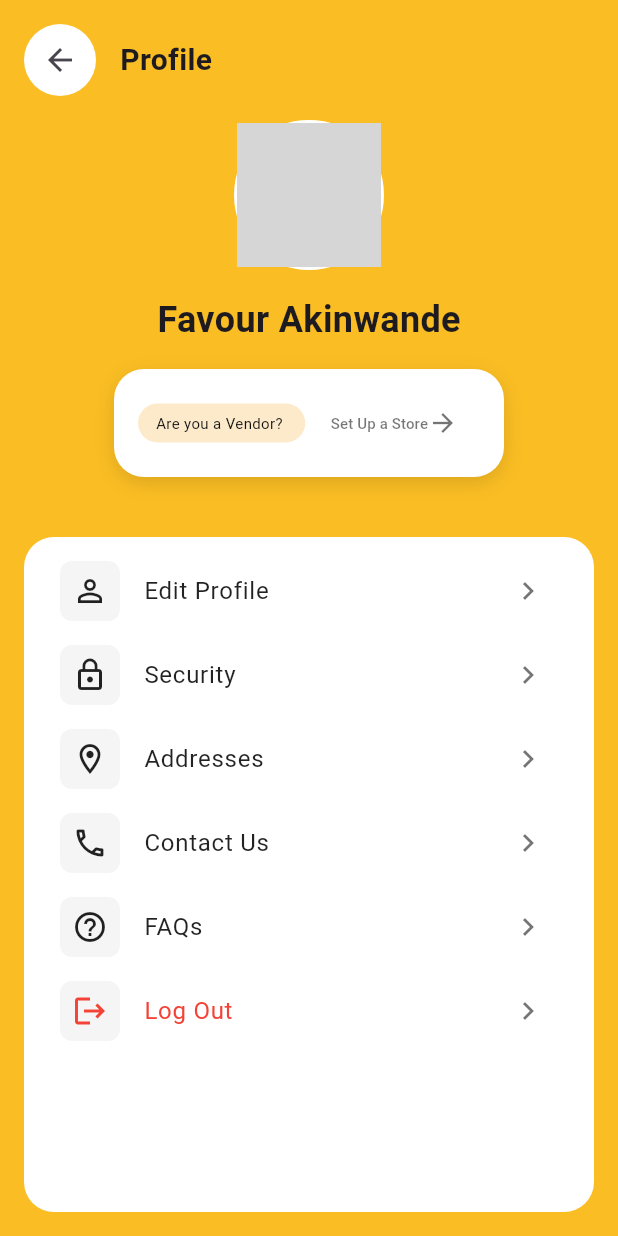
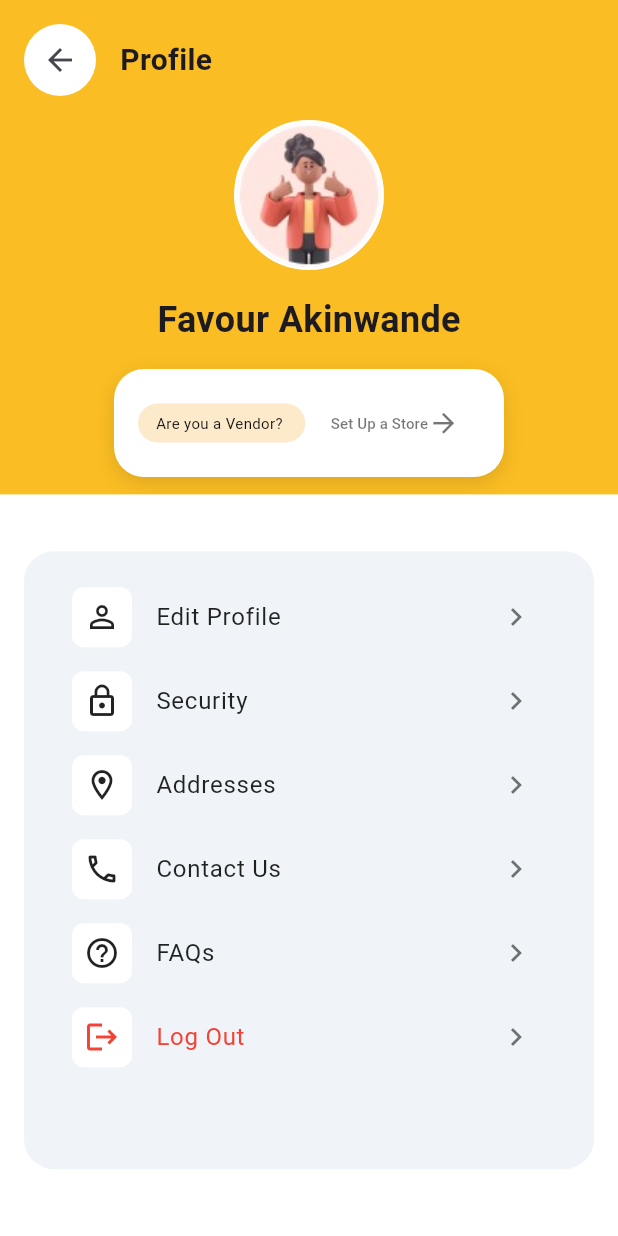
Before and after one commit to eobolo/CAMPUS_CART_MOBILE_APP_GROUP_10, a Flutter app: the ProfileScreen screen opened directly, on a phone screen of 412 x 824 dp. Run offline on Flutter 3.47's test engine with Material 3 defaults, Android fonts, the phone set to English and light mode, and no system bars; our stand-ins replace cloud_functions, firebase_auth, firebase_core, firebase_database, get, intl_phone_field and 1 more; accounts and stored records are empty; grey boxes are pictures that could not be loaded.

Commit message:
User Profile

```diff
--- a/campus_cart/lib/Profile/user_profile.dart
+++ b/campus_cart/lib/Profile/user_profile.dart
@@ -1,6 +1,5 @@
 import 'package:flutter/material.dart';
 
-// Main function that runs the app
 void main() {
   runApp(const MyApp());
 }
@@ -18,18 +17,17 @@ class MyApp extends StatelessWidget {
   }
 }
 
-// Your ProfileScreen widget code here
+// ProfileScreen widget code
 class ProfileScreen extends StatelessWidget {
   const ProfileScreen({super.key});
 
   @override
   Widget build(BuildContext context) {
     return Scaffold(
-      backgroundColor: const Color(0xFFFABD23), // Yellow background
+      backgroundColor: const Color(0xFFFABD23),
       body: SafeArea(
         child: Column(
           children: [
-            // Header with back button and title
             Padding(
               padding: const EdgeInsets.all(16.0),
               child: Row(
@@ -69,7 +67,7 @@ class ProfileScreen extends StatelessWidget {
                   ),
                   child: ClipOval(
                     child: Image.asset(
-                      'images/pics1.jpg', // Correct path to the local image asset
+                      'assets/images/pics1.jpg',
                       fit: BoxFit.cover,
                     ),
                   ),
@@ -88,41 +86,41 @@ class ProfileScreen extends StatelessWidget {
 
             // Store Status Box
             Container(
-              width: 260, // Define the width of the box
-              margin: const EdgeInsets.symmetric(horizontal: 16), // Add margin for spacing
-              padding: const EdgeInsets.symmetric(horizontal: 16, vertical: 12), // Padding inside the box
+              width: 260,
+              margin: const EdgeInsets.symmetric(horizontal: 16),
+              padding: const EdgeInsets.symmetric(horizontal: 16, vertical: 12),
               decoration: BoxDecoration(
-                color: Colors.white, // White background for the container
-                borderRadius: BorderRadius.circular(20), // Rounded corners
+                color: Colors.white,
+                borderRadius: BorderRadius.circular(20),
                 boxShadow: const [
                   BoxShadow(
                     color: Colors.black12,
                     blurRadius: 10,
-                    offset: Offset(0, 4), // Shadow effect for the box
+                    offset: Offset(0, 4),
                   ),
                 ],
               ),
               child: Row(
-                mainAxisAlignment: MainAxisAlignment.spaceBetween, // Align start to reduce space
+                mainAxisAlignment: MainAxisAlignment.spaceBetween,
                 children: [
                   Expanded(
                     child: Container(
                       padding: const EdgeInsets.symmetric(horizontal: 12, vertical: 6),
                       decoration: BoxDecoration(
-                        color: const Color(0xFFFDEACB), // reddish background
+                        color: const Color(0xFFFDEACB),
                         borderRadius: BorderRadius.circular(20),
                       ),
                       child: const Text(
                         'Are you a Vendor?',
                         style: TextStyle(
-                          color: Color.fromARGB(255, 16, 16, 16), // Dark text color
+                          color: Color.fromARGB(255, 16, 16, 16),
                           fontSize: 10,
                         ),
-                        overflow: TextOverflow.ellipsis, // Prevent overflow
+                        overflow: TextOverflow.ellipsis,
                       ),
                     ),
                   ),
-                  const SizedBox(width: 5), // Space between the two elements
+                  const SizedBox(width: 5),
                   Flexible(
                     child: TextButton(
                       onPressed: () {
@@ -136,11 +134,11 @@ class ProfileScreen extends StatelessWidget {
                               color: Colors.black54,
                               fontSize: 10,
                             ),
-                            overflow: TextOverflow.ellipsis, // Prevent overflow
+                            overflow: TextOverflow.ellipsis,
                           ),
                           Icon(
                             Icons.arrow_forward,
-                            size: 20,
+                            size: 21,
                             color: Colors.black54,
                           ),
                         ],
@@ -151,18 +149,36 @@ class ProfileScreen extends StatelessWidget {
               ),
             ),
 
-            const SizedBox(height: 24),
+            // Expanded section with white background and inner container
+            Expanded(
+              child: Stack(
+                alignment: Alignment.topCenter,
+                children: [
+                  Align(
+                    alignment: Alignment.bottomCenter,
+                    child: Container(
+                      height: MediaQuery.of(context).size.height * 0.6,
+                      width: double.infinity,
+                      decoration: const BoxDecoration(
+                        color: Colors.white, // White background
+                        borderRadius: BorderRadius.zero,
+                      ),
+                    ),
+                  ),
 
-            // Menu Items
-            Expanded(
+                  // Inner container with updated background and removed shadow
+                  Positioned(
+                    top: MediaQuery.of(context).size.height * 0.06,
+                    left: 16,
+                    right: 16,
                     child: Container(
-                margin: const EdgeInsets.all(16),
+                      height: MediaQuery.of(context).size.height * 0.5,
                       decoration: BoxDecoration(
-                  color: Colors.white,
-                  borderRadius: BorderRadius.circular(20),
+                        color: const Color(0xFFF0F4F9), // New background color
+                        borderRadius: BorderRadius.circular(20), // Rounded edges
                       ),
-                child: ListView(
-                  padding: const EdgeInsets.all(8),
+                      padding: const EdgeInsets.all(16),
+                      child: Column(
                         children: [
                           _buildMenuItem(
                             icon: Icons.person_outline,
@@ -202,6 +218,9 @@ class ProfileScreen extends StatelessWidget {
                 ],
               ),
             ),
+          ],
+        ),
+      ),
     );
   }
 
@@ -215,7 +234,7 @@ class ProfileScreen extends StatelessWidget {
       leading: Container(
         padding: const EdgeInsets.all(8),
         decoration: BoxDecoration(
-          color: Colors.grey[100],
+          color: Color(0xFFFFFFFF), // Set all icons' background to white
           borderRadius: BorderRadius.circular(8),
         ),
         child: Icon(icon, color: textColor ?? Colors.black87),
--- a/campus_cart/pubspec.yaml
+++ b/campus_cart/pubspec.yaml
@@ -88,6 +88,7 @@ flutter:
     - assets/images/black_bag_happy.png
     - assets/images/mesh.png
     - assets/images/bag-happy-bw.png
+    - assets/images/pics1.jpg
 
   # An image asset can refer to one or more resolution-specific "variants", see
   # https://flutter.dev/to/resolution-aware-images
```
Also changed, not shown: campus_cart/assets/images/pics1.jpg (renamed from campus_cart/images/pics1.jpg). Lines whose indentation alone changed are shown as unchanged.
